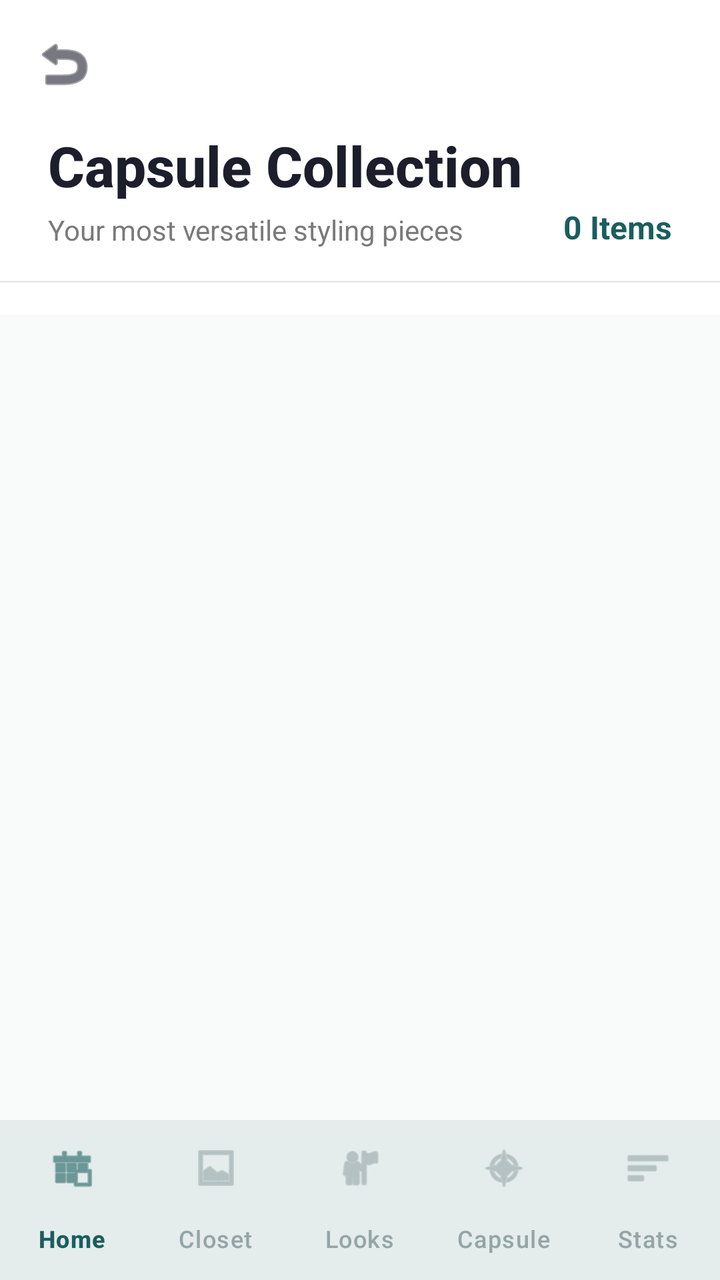
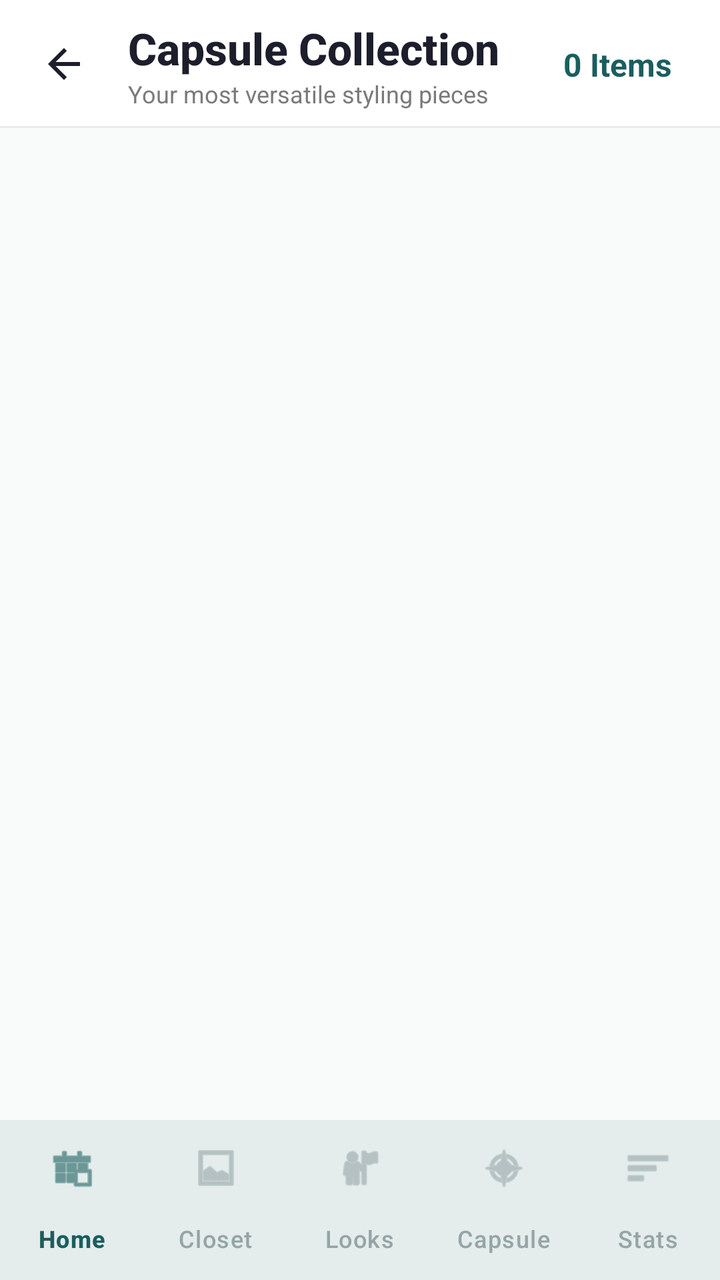

The first picture is an Android layout as it rendered before a commit; the second is the same layout after the commit. The layout source and the unified diff follow.
<!-- AndroidManifest.xml: application theme Theme.FitsForYou -->
<!-- res/layout/activity_capsule.xml -->
<?xml version="1.0" encoding="utf-8"?>
<androidx.constraintlayout.widget.ConstraintLayout xmlns:android="http://schemas.android.com/apk/res/android"
    xmlns:app="http://schemas.android.com/apk/res-auto"
    xmlns:tools="http://schemas.android.com/tools"
    android:id="@+id/capsuleRoot"
    android:layout_width="match_parent"
    android:layout_height="match_parent"
    android:background="@color/background">

    
    <androidx.constraintlayout.widget.ConstraintLayout
        android:id="@+id/header"
        android:layout_width="match_parent"
        android:layout_height="wrap_content"
        android:background="@color/white"
        android:paddingBottom="16dp"
        app:layout_constraintTop_toTopOf="parent">

        <ImageButton
            android:id="@+id/backBtn"
            android:layout_width="48dp"
            android:layout_height="48dp"
            android:layout_marginStart="8dp"
            android:layout_marginTop="8dp"
            android:background="?attr/selectableItemBackgroundBorderless"
            android:src="@android:drawable/ic_menu_revert"
            app:layout_constraintStart_toStartOf="parent"
            app:layout_constraintTop_toTopOf="parent"
            app:tint="@color/text_primary" />

        <TextView
            android:id="@+id/capsuleTitle"
            style="@style/TextTitle"
            android:layout_width="wrap_content"
            android:layout_height="wrap_content"
            android:layout_marginStart="24dp"
            android:layout_marginTop="8dp"
            android:text="Capsule Collection"
            app:layout_constraintStart_toStartOf="parent"
            app:layout_constraintTop_toBottomOf="@id/backBtn" />

        <TextView
            android:id="@+id/capsuleSubtitle"
            style="@style/TextSecondary"
            android:layout_width="wrap_content"
            android:layout_height="wrap_content"
            android:layout_marginStart="24dp"
            android:layout_marginTop="4dp"
            android:text="Your most versatile styling pieces"
            app:layout_constraintStart_toStartOf="parent"
            app:layout_constraintTop_toBottomOf="@id/capsuleTitle" />

        <TextView
            android:id="@+id/capsuleCountText"
            style="@style/TextBody"
            android:layout_width="wrap_content"
            android:layout_height="wrap_content"
            android:layout_marginEnd="24dp"
            android:text="0 Items"
            android:textStyle="bold"
            android:textColor="@color/primary"
            app:layout_constraintBottom_toBottomOf="@id/capsuleSubtitle"
            app:layout_constraintEnd_toEndOf="parent" />

        <View
            android:layout_width="match_parent"
            android:layout_height="1dp"
            android:layout_marginTop="16dp"
            android:background="@color/border"
            app:layout_constraintTop_toBottomOf="@id/capsuleSubtitle" />
    </androidx.constraintlayout.widget.ConstraintLayout>

    <androidx.recyclerview.widget.RecyclerView
        android:id="@+id/capsuleRecyclerView"
        android:layout_width="match_parent"
        android:layout_height="0dp"
        android:clipToPadding="false"
        android:paddingStart="12dp"
        android:paddingEnd="12dp"
        android:paddingBottom="100dp"
        app:layout_constraintBottom_toBottomOf="parent"
        app:layout_constraintTop_toBottomOf="@id/header"
        app:layoutManager="androidx.recyclerview.widget.GridLayoutManager"
        app:spanCount="2" />

    <com.google.android.material.button.MaterialButton
        android:id="@+id/addMoreCapsuleBtn"
        style="@style/PrimaryButton"
        android:layout_width="wrap_content"
        android:layout_height="wrap_content"
        android:layout_marginBottom="24dp"
        android:text="+ Add More Capsule Essentials"
        android:textAllCaps="false"
        app:layout_constraintBottom_toBottomOf="parent"
        app:layout_constraintEnd_toEndOf="parent"
        app:layout_constraintStart_toStartOf="parent" />

    
    <LinearLayout
        android:id="@+id/emptyStateLayout"
        android:layout_width="match_parent"
        android:layout_height="0dp"
        android:gravity="center"
        android:orientation="vertical"
        android:padding="@dimen/spacing_xlarge"
        android:visibility="gone"
        app:layout_constraintBottom_toBottomOf="parent"
        app:layout_constraintTop_toBottomOf="@id/header">

        <com.google.android.material.imageview.ShapeableImageView
            android:layout_width="100dp"
            android:layout_height="100dp"
            android:background="@color/primary_light"
            android:padding="24dp"
            android:src="@android:drawable/ic_menu_compass"
            app:shapeAppearanceOverlay="@style/CircleImage"
            app:tint="@color/primary" />

        <TextView
            style="@style/TextHeader"
            android:layout_width="wrap_content"
            android:layout_height="wrap_content"
            android:layout_marginTop="24dp"
            android:text="Empty Collection" />

        <TextView
            style="@style/TextSecondary"
            android:layout_width="wrap_content"
            android:layout_height="wrap_content"
            android:layout_marginTop="8dp"
            android:gravity="center"
            android:text="Start adding essentials from your wardrobe to build your capsule." />

        <Button
            android:id="@+id/goToWardrobeBtn"
            style="@style/PrimaryButton"
            android:layout_width="wrap_content"
            android:layout_height="wrap_content"
            android:layout_marginTop="32dp"
            android:paddingHorizontal="40dp"
            android:text="Explore Wardrobe" />
    </LinearLayout>

    <com.google.android.material.bottomnavigation.BottomNavigationView
        android:id="@+id/bottomNavigation"
        android:layout_width="match_parent"
        android:layout_height="wrap_content"
        android:background="@color/white"
        app:itemIconTint="@color/bottom_nav_selector"
        app:itemTextColor="@color/bottom_nav_selector"
        app:labelVisibilityMode="labeled"
        app:layout_constraintBottom_toBottomOf="parent"
        app:menu="@menu/bottom_nav_menu"
        app:elevation="8dp" />

</androidx.constraintlayout.widget.ConstraintLayout>
<!-- resources referenced by this layout -->
<resources>
  <color name="background">#F9FAFA</color>
  <color name="border">#EAEAEA</color>
  <color name="primary">#1B5E5E</color>
  <color name="primary_light">#E8F1F1</color>
  <color name="text_primary">#1D1E2C</color>
  <color name="white">#FFFFFFFF</color>
  <dimen name="spacing_xlarge">32dp</dimen>
  <style name="CircleImage" parent="ShapeAppearance.Material3.SmallComponent">
          <item name="cornerSize">50%</item>
      </style>
  <style name="PrimaryButton" parent="Widget.Material3.Button">
          <item name="android:layout_height">@dimen/button_height</item>
          <item name="cornerRadius">@dimen/button_corner_radius</item>
          <item name="android:insetTop">0dp</item>
          <item name="android:insetBottom">0dp</item>
          <item name="android:textAllCaps">false</item>
          <item name="android:textSize">@dimen/text_size_body</item>
          <item name="android:textStyle">bold</item>
          <item name="android:backgroundTint">@color/primary</item>
          <item name="android:textColor">@color/white</item>
          <item name="android:stateListAnimator">@null</item>
          <item name="android:elevation">2dp</item>
      </style>
  <style name="TextBody">
          <item name="android:textSize">@dimen/text_size_body</item>
          <item name="android:textColor">@color/text_primary</item>
          <item name="android:fontFamily">sans-serif</item>
      </style>
  <style name="TextHeader">
          <item name="android:textSize">@dimen/text_size_header</item>
          <item name="android:textStyle">bold</item>
          <item name="android:textColor">@color/text_primary</item>
          <item name="android:fontFamily">sans-serif-medium</item>
      </style>
  <style name="TextSecondary">
          <item name="android:textSize">@dimen/text_size_small</item>
          <item name="android:textColor">@color/text_secondary</item>
          <item name="android:fontFamily">sans-serif</item>
      </style>
  <style name="TextTitle">
          <item name="android:textSize">@dimen/text_size_title</item>
          <item name="android:textStyle">bold</item>
          <item name="android:textColor">@color/text_primary</item>
          <item name="android:fontFamily">sans-serif-medium</item>
      </style>
  <style name="Theme.FitsForYou" parent="Base.Theme.FitsForYou" />
  <dimen name="button_height">52dp</dimen>
  <dimen name="button_corner_radius">28dp</dimen>
  <dimen name="text_size_body">16sp</dimen>
  <dimen name="text_size_header">22sp</dimen>
  <dimen name="text_size_small">14sp</dimen>
  <color name="text_secondary">#7A7A7A</color>
  <dimen name="text_size_title">28sp</dimen>
  <style name="Base.Theme.FitsForYou" parent="Theme.Material3.DayNight.NoActionBar">
          <item name="colorPrimary">@color/primary</item>
          <item name="colorOnPrimary">@color/on_primary</item>
          <item name="colorSecondary">@color/secondary</item>
          <item name="colorOnSecondary">@color/on_secondary</item>
          <item name="android:windowBackground">@color/background</item>
          <item name="colorSurface">@color/surface</item>
          <item name="colorOnSurface">@color/on_surface</item>
      </style>
  <color name="on_primary">#FFFFFF</color>
  <color name="secondary">#1B5E5E</color>
  <color name="on_secondary">#FFFFFF</color>
  <color name="surface">#FFFFFF</color>
  <color name="on_surface">#1B5E5E</color>
</resources>

<!-- the commit's change to res/layout/activity_capsule.xml (unified diff, before → after) -->
@@ -11,63 +11,68 @@
     <androidx.constraintlayout.widget.ConstraintLayout
         android:id="@+id/header"
         android:layout_width="match_parent"
-        android:layout_height="wrap_content"
+        android:layout_height="@dimen/header_height"
         android:background="@color/white"
-        android:paddingBottom="16dp"
         app:layout_constraintTop_toTopOf="parent">
 
         <ImageButton
             android:id="@+id/backBtn"
             android:layout_width="48dp"
             android:layout_height="48dp"
-            android:layout_marginStart="8dp"
-            android:layout_marginTop="8dp"
+            android:layout_marginStart="@dimen/spacing_small"
             android:background="?attr/selectableItemBackgroundBorderless"
-            android:src="@android:drawable/ic_menu_revert"
+            android:contentDescription="@string/cd_back"
+            android:src="@drawable/ic_arrow_back"
+            app:layout_constraintBottom_toBottomOf="parent"
             app:layout_constraintStart_toStartOf="parent"
             app:layout_constraintTop_toTopOf="parent"
             app:tint="@color/text_primary" />
 
-        <TextView
-            android:id="@+id/capsuleTitle"
-            style="@style/TextTitle"
-            android:layout_width="wrap_content"
+        <LinearLayout
+            android:id="@+id/titleGroup"
+            android:layout_width="0dp"
             android:layout_height="wrap_content"
-            android:layout_marginStart="24dp"
-            android:layout_marginTop="8dp"
-            android:text="Capsule Collection"
-            app:layout_constraintStart_toStartOf="parent"
-            app:layout_constraintTop_toBottomOf="@id/backBtn" />
+            android:layout_marginStart="8dp"
+            android:orientation="vertical"
+            app:layout_constraintBottom_toBottomOf="parent"
+            app:layout_constraintEnd_toStartOf="@id/capsuleCountText"
+            app:layout_constraintStart_toEndOf="@id/backBtn"
+            app:layout_constraintTop_toTopOf="parent">
 
-        <TextView
-            android:id="@+id/capsuleSubtitle"
-            style="@style/TextSecondary"
-            android:layout_width="wrap_content"
-            android:layout_height="wrap_content"
-            android:layout_marginStart="24dp"
-            android:layout_marginTop="4dp"
-            android:text="Your most versatile styling pieces"
-            app:layout_constraintStart_toStartOf="parent"
-            app:layout_constraintTop_toBottomOf="@id/capsuleTitle" />
+            <TextView
+                android:id="@+id/capsuleTitle"
+                style="@style/TextHeader"
+                android:layout_width="wrap_content"
+                android:layout_height="wrap_content"
+                android:text="Capsule Collection" />
+
+            <TextView
+                android:id="@+id/capsuleSubtitle"
+                style="@style/TextSecondary"
+                android:layout_width="wrap_content"
+                android:layout_height="wrap_content"
+                android:text="Your most versatile styling pieces"
+                android:textSize="@dimen/text_size_tiny" />
+        </LinearLayout>
 
         <TextView
             android:id="@+id/capsuleCountText"
             style="@style/TextBody"
             android:layout_width="wrap_content"
             android:layout_height="wrap_content"
-            android:layout_marginEnd="24dp"
+            android:layout_marginEnd="@dimen/spacing_large"
             android:text="0 Items"
+            android:textColor="@color/primary"
             android:textStyle="bold"
-            android:textColor="@color/primary"
-            app:layout_constraintBottom_toBottomOf="@id/capsuleSubtitle"
-            app:layout_constraintEnd_toEndOf="parent" />
+            app:layout_constraintBottom_toBottomOf="parent"
+            app:layout_constraintEnd_toEndOf="parent"
+            app:layout_constraintTop_toTopOf="parent" />
 
         <View
             android:layout_width="match_parent"
             android:layout_height="1dp"
-            android:layout_marginTop="16dp"
             android:background="@color/border"
-            app:layout_constraintTop_toBottomOf="@id/capsuleSubtitle" />
+            app:layout_constraintBottom_toBottomOf="parent" />
     </androidx.constraintlayout.widget.ConstraintLayout>
 
     <androidx.recyclerview.widget.RecyclerView
@@ -88,7 +93,7 @@
         style="@style/PrimaryButton"
         android:layout_width="wrap_content"
         android:layout_height="wrap_content"
-        android:layout_marginBottom="24dp"
+        android:layout_marginBottom="@dimen/spacing_large"
         android:text="+ Add More Capsule Essentials"
         android:textAllCaps="false"
         app:layout_constraintBottom_toBottomOf="parent"
@@ -111,7 +116,7 @@
             android:layout_width="100dp"
             android:layout_height="100dp"
             android:background="@color/primary_light"
-            android:padding="24dp"
+            android:padding="@dimen/spacing_large"
             android:src="@android:drawable/ic_menu_compass"
             app:shapeAppearanceOverlay="@style/CircleImage"
             app:tint="@color/primary" />
@@ -120,14 +125,14 @@
             style="@style/TextHeader"
             android:layout_width="wrap_content"
             android:layout_height="wrap_content"
-            android:layout_marginTop="24dp"
+            android:layout_marginTop="@dimen/spacing_large"
             android:text="Empty Collection" />
 
         <TextView
             style="@style/TextSecondary"
             android:layout_width="wrap_content"
             android:layout_height="wrap_content"
-            android:layout_marginTop="8dp"
+            android:layout_marginTop="@dimen/spacing_small"
             android:gravity="center"
             android:text="Start adding essentials from your wardrobe to build your capsule." />
 
@@ -136,7 +141,7 @@
             style="@style/PrimaryButton"
             android:layout_width="wrap_content"
             android:layout_height="wrap_content"
-            android:layout_marginTop="32dp"
+            android:layout_marginTop="@dimen/spacing_xlarge"
             android:paddingHorizontal="40dp"
             android:text="Explore Wardrobe" />
     </LinearLayout>
<!-- resource entries referenced after the edit -->
@@ -6,7 +6,23 @@
   <color name="primary_light">#E8F1F1</color>
   <color name="text_primary">#1D1E2C</color>
   <color name="white">#FFFFFFFF</color>
+  <dimen name="header_height">64dp</dimen>
+  <dimen name="spacing_large">24dp</dimen>
+  <dimen name="spacing_small">8dp</dimen>
   <dimen name="spacing_xlarge">32dp</dimen>
+  <dimen name="text_size_tiny">12sp</dimen>
+  <!-- drawable ic_arrow_back (drawable) -->
+  <vector xmlns:android="http://schemas.android.com/apk/res/android"
+      android:width="24dp"
+      android:height="24dp"
+      android:viewportWidth="24"
+      android:viewportHeight="24"
+      android:tint="?attr/colorControlNormal">
+    <path
+        android:fillColor="@android:color/white"
+        android:pathData="M20,11H7.83l5.59,-5.59L12,4l-8,8 8,8 1.41,-1.41L7.83,13H20v-2z"/>
+  </vector>
+  <string name="cd_back">Back</string>
   <style name="CircleImage" parent="ShapeAppearance.Material3.SmallComponent">
           <item name="cornerSize">50%</item>
       </style>
@@ -39,12 +55,6 @@
           <item name="android:textColor">@color/text_secondary</item>
           <item name="android:fontFamily">sans-serif</item>
       </style>
-  <style name="TextTitle">
-          <item name="android:textSize">@dimen/text_size_title</item>
-          <item name="android:textStyle">bold</item>
-          <item name="android:textColor">@color/text_primary</item>
-          <item name="android:fontFamily">sans-serif-medium</item>
-      </style>
   <style name="Theme.FitsForYou" parent="Base.Theme.FitsForYou" />
   <dimen name="button_height">52dp</dimen>
   <dimen name="button_corner_radius">28dp</dimen>
@@ -52,7 +62,6 @@
   <dimen name="text_size_header">22sp</dimen>
   <dimen name="text_size_small">14sp</dimen>
   <color name="text_secondary">#7A7A7A</color>
-  <dimen name="text_size_title">28sp</dimen>
   <style name="Base.Theme.FitsForYou" parent="Theme.Material3.DayNight.NoActionBar">
           <item name="colorPrimary">@color/primary</item>
           <item name="colorOnPrimary">@color/on_primary</item>
